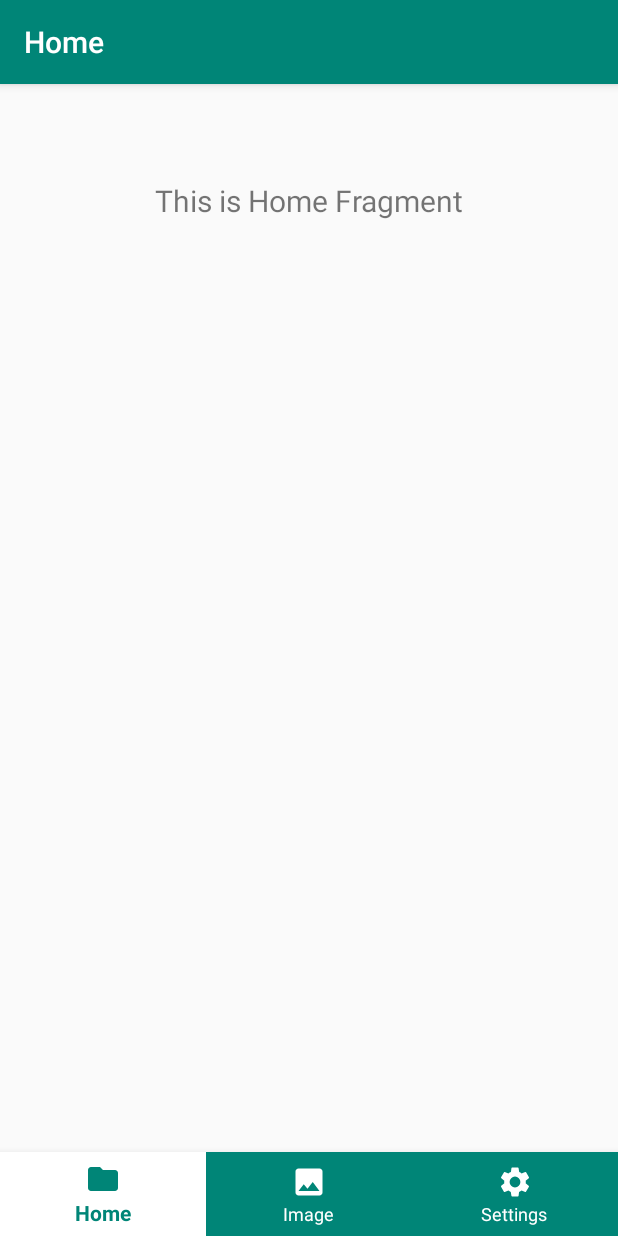
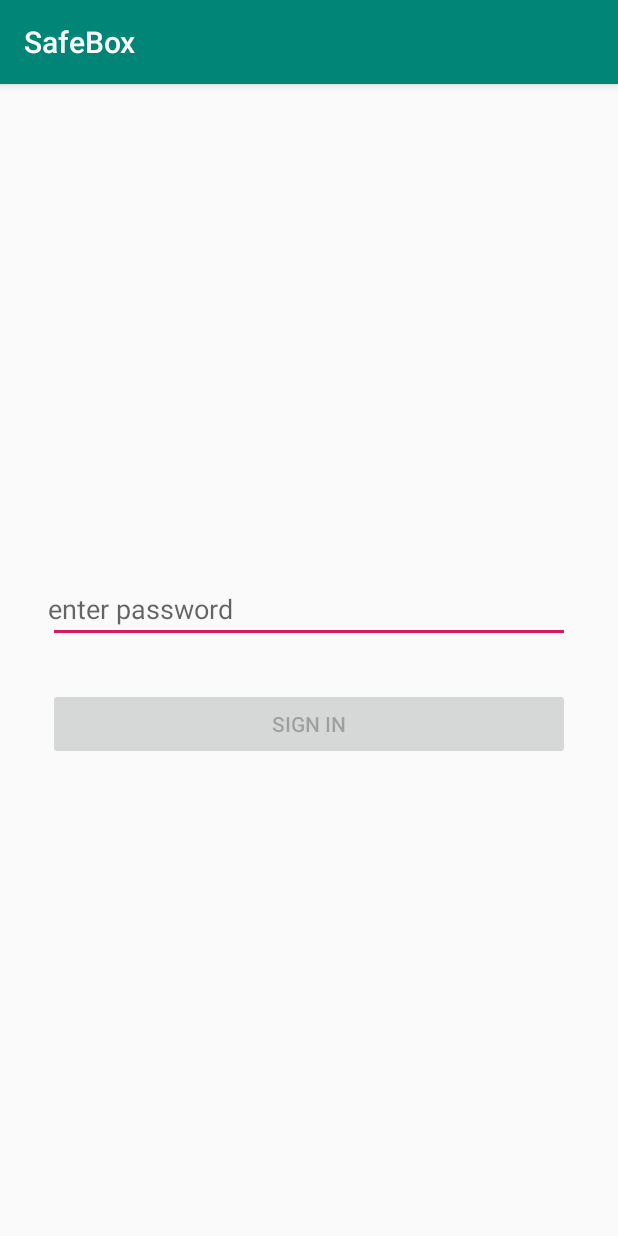
Before and after one commit to simttcn/SafeBox, an Android app: the screen it shows after launch (MainActivity before the commit, LoginActivity after it), on a phone screen of 412 x 824 dp. Run offline under Robolectric (Android 15) with nearby library versions, the phone set to English and light mode, and no system bars.

Commit message:
Adding new Login Activity

```diff
--- a/app/build.gradle
+++ b/app/build.gradle
@@ -17,7 +17,7 @@ android {
         def Properties versionProps = new Properties()
         versionProps.load(new FileInputStream(versionPropsFile))
         def code = versionProps['VERSION_CODE'].toInteger() + 1
-        versionProps['VERSION_CODE']=code.toString()
+        versionProps['VERSION_CODE'] = code.toString()
         versionProps.store(versionPropsFile.newWriter(), null)
 
         defaultConfig {
@@ -62,7 +62,7 @@ android {
 android.applicationVariants.all { variant ->
     variant.outputs.all {
         def appName = "safebox"
-        outputFileName = "../../../../../"+appName+"-${variant.versionName}.${variant.versionCode}.apk"
+        outputFileName = "../../../../../" + appName + "-${variant.versionName}.${variant.versionCode}.apk"
     }
 }
 
@@ -94,7 +94,6 @@ dependencies {
     annotationProcessor 'androidx.lifecycle:lifecycle-compiler:2.1.0'
 
 
-
     testImplementation 'junit:junit:4.12'
     androidTestImplementation 'androidx.test:runner:1.1.1'
     androidTestImplementation 'androidx.test.espresso:espresso-core:3.1.1'
--- a/app/src/main/java/com/smttcn/commons/helpers/Constants.kt
+++ b/app/src/main/java/com/smttcn/commons/helpers/Constants.kt
@@ -13,6 +13,7 @@ const val APP_ICON_IDS = "app_icon_ids"
 const val APP_ID = "app_id"
 const val APP_LAUNCHER_NAME = "app_launcher_name"
 const val APP_PASSWORD_HASH = "app_password_hash"
+const val APP_PASSWORD_HASH_ENCRYPTED = "app_password_hash_encrypted"
 const val KEY_STORE = "AndroidKeyStore"
 const val KEY_STORE_ALIAS = "smttcn_safebox_key_00"
 const val KEY_LENGTH = 256
--- /dev/null
+++ b/app/src/main/java/com/smttcn/safebox/LoginActivity.kt
@@ -0,0 +1,73 @@
+package com.smttcn.safebox
+
+import android.app.Activity
+import android.content.Context
+import androidx.lifecycle.Observer
+import androidx.lifecycle.ViewModelProviders
+import android.os.Bundle
+import androidx.annotation.StringRes
+import androidx.appcompat.app.AppCompatActivity
+import android.text.Editable
+import android.text.TextWatcher
+import android.view.View
+import android.view.inputmethod.EditorInfo
+import android.widget.Button
+import android.widget.EditText
+import android.widget.ProgressBar
+import android.widget.Toast
+import android.view.inputmethod.InputMethodManager.SHOW_IMPLICIT
+import android.content.Context.INPUT_METHOD_SERVICE
+import androidx.core.content.ContextCompat.getSystemService
+import androidx.core.app.ComponentActivity.ExtraData
+import android.icu.lang.UCharacter.GraphemeClusterBreak.T
+import android.view.inputmethod.InputMethodManager
+
+
+class LoginActivity : AppCompatActivity() {
+
+    override fun onCreate(savedInstanceState: Bundle?) {
+        super.onCreate(savedInstanceState)
+
+        setContentView(R.layout.activity_login)
+
+        val Password = findViewById<EditText>(R.id.password)
+        val LoginButton = findViewById<Button>(R.id.login)
+        //val Loading = findViewById<ProgressBar>(R.id.loading)
+
+        Password.apply {
+            afterTextChanged {
+                if (Password.text.toString().length > 5) {
+                    LoginButton.isEnabled = true
+                } else {
+                    LoginButton.isEnabled = false
+                }
+            }
+
+            LoginButton.setOnClickListener {
+                //Loading.visibility = View.VISIBLE
+
+                // togo: perform authenticaiton here
+                //loginViewModel.login(username.text.toString(), password.text.toString())
+            }
+        }
+    }
+
+    private fun showLoginFailed(@StringRes errorString: Int) {
+        Toast.makeText(applicationContext, errorString, Toast.LENGTH_SHORT).show()
+    }
+}
+
+/**
+ * Extension function to simplify setting an afterTextChanged action to EditText components.
+ */
+fun EditText.afterTextChanged(afterTextChanged: (String) -> Unit) {
+    this.addTextChangedListener(object : TextWatcher {
+        override fun afterTextChanged(editable: Editable?) {
+            afterTextChanged.invoke(editable.toString())
+        }
+
+        override fun beforeTextChanged(s: CharSequence, start: Int, count: Int, after: Int) {}
+
+        override fun onTextChanged(s: CharSequence, start: Int, before: Int, count: Int) {}
+    })
+}
--- /dev/null
+++ b/app/src/main/res/layout/activity_login.xml
@@ -0,0 +1,75 @@
+<?xml version="1.0" encoding="utf-8"?>
+<androidx.constraintlayout.widget.ConstraintLayout xmlns:android="http://schemas.android.com/apk/res/android"
+    xmlns:app="http://schemas.android.com/apk/res-auto"
+    xmlns:tools="http://schemas.android.com/tools"
+    android:id="@+id/container"
+    android:layout_width="match_parent"
+    android:layout_height="match_parent"
+    android:paddingLeft="@dimen/activity_horizontal_margin"
+    android:paddingTop="@dimen/activity_vertical_margin"
+    android:paddingRight="@dimen/activity_horizontal_margin"
+    android:paddingBottom="@dimen/activity_vertical_margin"
+    tools:context="com.smttcn.safebox.LoginActivity">
+
+
+    <androidx.appcompat.widget.LinearLayoutCompat
+        android:layout_width="match_parent"
+        android:layout_height="wrap_content"
+        android:layout_marginStart="16dp"
+        android:layout_marginTop="16dp"
+        android:layout_marginEnd="16dp"
+        android:layout_marginBottom="16dp"
+        android:layout_weight="0.7"
+        android:gravity="center_vertical"
+        android:orientation="vertical"
+        app:layout_constraintBottom_toBottomOf="parent"
+        app:layout_constraintEnd_toEndOf="parent"
+        app:layout_constraintStart_toStartOf="parent"
+        app:layout_constraintTop_toTopOf="parent">
+
+
+        <EditText
+            android:id="@+id/password"
+            android:layout_width="match_parent"
+            android:layout_height="wrap_content"
+            android:hint="@string/enter_your_password"
+            android:imeActionLabel="@string/signin"
+            android:imeOptions="actionDone"
+            android:inputType="textPassword"
+            android:selectAllOnFocus="true"
+
+            android:ems="10"
+            android:layout_marginTop="10dp"
+            android:textColor="#333"
+            android:paddingLeft="0dp"/>
+
+
+        <Button
+            android:id="@+id/login"
+            android:layout_width="match_parent"
+            android:layout_height="wrap_content"
+            android:layout_marginTop="30dp"
+            android:enabled="false"
+            android:text="@string/signin"
+            android:layout_gravity="center_horizontal"/>
+
+
+<!--        <ProgressBar-->
+<!--            android:id="@+id/loading"-->
+<!--            android:layout_width="wrap_content"-->
+<!--            android:layout_height="wrap_content"-->
+<!--            android:layout_gravity="center"-->
+<!--            android:layout_marginStart="32dp"-->
+<!--            android:layout_marginTop="64dp"-->
+<!--            android:layout_marginEnd="32dp"-->
+<!--            android:layout_marginBottom="64dp"-->
+<!--            android:visibility="gone"-->
+<!--            app:layout_constraintBottom_toBottomOf="parent"-->
+<!--            app:layout_constraintEnd_toEndOf="@+id/password"-->
+<!--            app:layout_constraintStart_toStartOf="@+id/password"-->
+<!--            app:layout_constraintTop_toTopOf="parent"-->
+<!--            app:layout_constraintVertical_bias="0.3" />-->
+
+    </androidx.appcompat.widget.LinearLayoutCompat>
+
+</androidx.constraintlayout.widget.ConstraintLayout>
--- a/app/src/main/res/values/dimens.xml
+++ b/app/src/main/res/values/dimens.xml
@@ -2,7 +2,6 @@
     <!-- Default screen margins, per the Android Design guidelines. -->
     <dimen name="activity_horizontal_margin">16dp</dimen>
     <dimen name="activity_vertical_margin">16dp</dimen>
-
 
 
     <!-- ========================== Material dialog ========================== -->
```
Also changed, not shown: app/src/main/AndroidManifest.xml (+9 -4 lines), app/src/main/java/com/smttcn/commons/crypto/Encryption.kt (+33 -25 lines), app/src/main/java/com/smttcn/commons/crypto/Hashing.kt (+12 -2 lines), app/src/main/java/com/smttcn/commons/crypto/KeyStoreUtil.kt (added, +80 -0 lines), app/src/main/java/com/smttcn/commons/extensions/Activity.kt (+13 -15 lines), app/src/main/java/com/smttcn/commons/extensions/String.kt (+12 -0 lines), app/src/main/java/com/smttcn/commons/helpers/Authenticator.kt (added, +54 -0 lines), app/src/main/java/com/smttcn/commons/helpers/BaseConfig.kt (+43 -1 lines), app/src/main/java/com/smttcn/safebox/MainActivity.kt (+31 -18 lines), app/src/main/res/values/strings.xml (+12 -0 lines), 1 other file.
